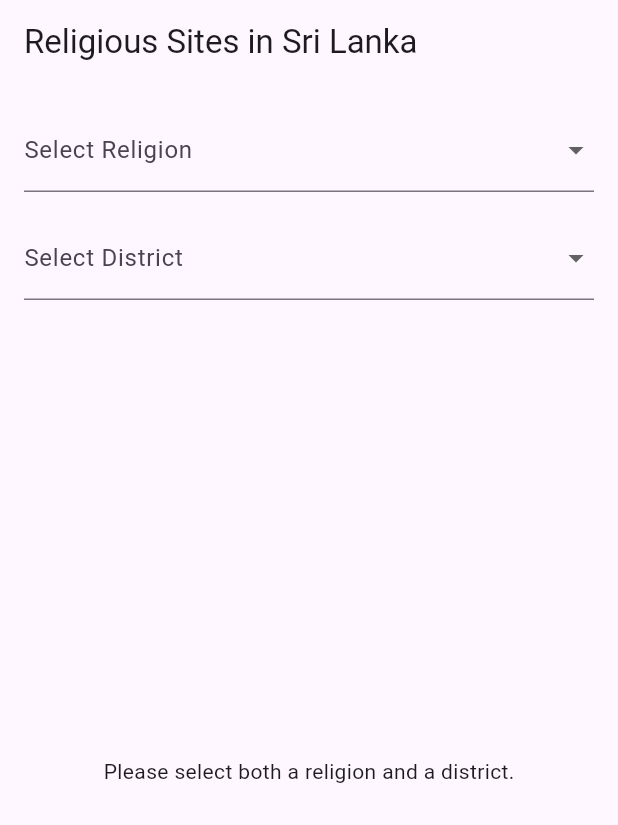
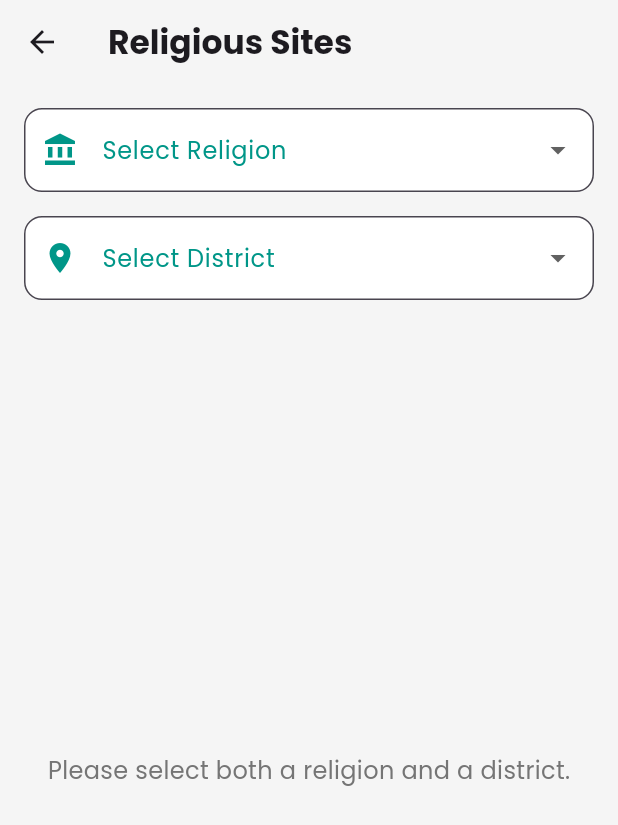
Before and after one commit to DaphneKodithuwakku/sriroute-frontend, a Flutter app: the screen it shows after launch, on a phone screen of 412 x 824 dp. Shown: the top 825 px of the screen. Run offline on Flutter 3.47's test engine with Material 3 defaults, Android fonts, the phone set to English and light mode, and no system bars; our stand-ins replace google_fonts.

Commit message:
Made the UI more visually apealing

```diff
--- a/religious_sites/lib/main.dart
+++ b/religious_sites/lib/main.dart
@@ -1,4 +1,5 @@
 import 'package:flutter/material.dart';
+import 'package:google_fonts/google_fonts.dart';
 
 void main() {
   runApp(MyApp());
@@ -7,7 +8,14 @@ void main() {
 class MyApp extends StatelessWidget {
   @override
   Widget build(BuildContext context) {
-    return MaterialApp(home: ReligiousSitesPage());
+    return MaterialApp(
+      home: ReligiousSitesPage(),
+      theme: ThemeData(
+        primaryColor: Colors.teal,
+        scaffoldBackgroundColor: Colors.grey[100],
+        textTheme: GoogleFonts.poppinsTextTheme(),
+      ),
+    );
   }
 }
 
@@ -37,14 +45,39 @@ class _ReligiousSitesPageState extends State<ReligiousSitesPage> {
   @override
   Widget build(BuildContext context) {
     return Scaffold(
-      appBar: AppBar(title: const Text("Religious Sites in Sri Lanka")),
+      appBar: AppBar(
+        title: Text(
+          "Religious Sites",
+          style: GoogleFonts.poppins(fontWeight: FontWeight.bold),
+        ),
+        backgroundColor: Colors.transparent, // No color behind the title
+        elevation: 0, // Flat look, no shadow
+        leading: IconButton(
+          icon: const Icon(Icons.arrow_back),
+          onPressed: () {
+            Navigator.of(context).pop();
+          },
+        ),
+      ),
       body: Padding(
         padding: const EdgeInsets.all(16.0),
         child: Column(
           children: [
             // Religion Dropdown
             DropdownButtonFormField<String>(
-              decoration: const InputDecoration(labelText: "Select Religion"),
+              decoration: InputDecoration(
+                labelText: "Select Religion",
+                labelStyle: const TextStyle(color: Colors.teal),
+                border: OutlineInputBorder(
+                  borderRadius: BorderRadius.circular(12.0),
+                ),
+                filled: true,
+                fillColor: Colors.white,
+                prefixIcon: const Icon(
+                  Icons.account_balance,
+                  color: Colors.teal,
+                ),
+              ),
               value: selectedReligion,
               items:
                   religions.map((religion) {
@@ -62,7 +95,16 @@ class _ReligiousSitesPageState extends State<ReligiousSitesPage> {
             const SizedBox(height: 16.0),
             // District Dropdown
             DropdownButtonFormField<String>(
-              decoration: const InputDecoration(labelText: "Select District"),
+              decoration: InputDecoration(
+                labelText: "Select District",
+                labelStyle: const TextStyle(color: Colors.teal),
+                border: OutlineInputBorder(
+                  borderRadius: BorderRadius.circular(12.0),
+                ),
+                filled: true,
+                fillColor: Colors.white,
+                prefixIcon: const Icon(Icons.location_on, color: Colors.teal),
+              ),
               value: selectedDistrict,
               items:
                   districts.map((district) {
@@ -98,9 +140,24 @@ class ReligiousSitesList extends StatelessWidget {
 
   const ReligiousSitesList({this.religion, this.district});
 
+  // Religion-specific icons
+  IconData _getReligionIcon(String religion) {
+    switch (religion) {
+      case "Buddhism":
+        return Icons.temple_buddhist;
+      case "Christianity":
+        return Icons.church;
+      case "Hinduism":
+        return Icons.temple_hindu;
+      case "Islam":
+        return Icons.mosque;
+      default:
+        return Icons.place;
+    }
+  }
+
   @override
   Widget build(BuildContext context) {
-    // Filter sites based on selected religion and district
     final filteredSites =
         religiousSites.where((site) {
           final matchesReligion = religion == null || site.religion == religion;
@@ -109,14 +166,20 @@ class ReligiousSitesList extends StatelessWidget {
         }).toList();
 
     if (religion == null || district == null) {
-      return const Center(
-        child: Text("Please select both a religion and a district."),
+      return Center(
+        child: Text(
+          "Please select both a religion and a district.",
+          style: GoogleFonts.poppins(color: Colors.grey[600], fontSize: 16),
+        ),
       );
     }
 
     if (filteredSites.isEmpty) {
-      return const Center(
-        child: Text("No sites found for the selected criteria."),
+      return Center(
+        child: Text(
+          "No sites found for the selected criteria.",
+          style: GoogleFonts.poppins(color: Colors.grey[600], fontSize: 16),
+        ),
       );
     }
 
@@ -124,9 +187,40 @@ class ReligiousSitesList extends StatelessWidget {
       itemCount: filteredSites.length,
       itemBuilder: (context, index) {
         final site = filteredSites[index];
-        return ListTile(
-          title: Text(site.name),
-          subtitle: Text("${site.religion} - ${site.district}"),
+        return FadeTransition(
+          opacity: CurvedAnimation(
+            parent: ModalRoute.of(context)!.animation!,
+            curve: Curves.easeIn,
+          ),
+          child: Card(
+            elevation: 4.0,
+            margin: const EdgeInsets.symmetric(vertical: 8.0),
+            shape: RoundedRectangleBorder(
+              borderRadius: BorderRadius.circular(12.0),
+            ),
+            child: ListTile(
+              leading: CircleAvatar(
+                backgroundColor: Colors.teal.withOpacity(0.1),
+                child: Icon(
+                  _getReligionIcon(site.religion),
+                  color: Colors.teal,
+                ),
+              ),
+              title: Text(
+                site.name,
+                style: GoogleFonts.poppins(fontWeight: FontWeight.bold),
+              ),
+              subtitle: Text(
+                "${site.religion} - ${site.district}",
+                style: GoogleFonts.poppins(color: Colors.grey[600]),
+              ),
+              trailing: const Icon(
+                Icons.arrow_forward_ios,
+                size: 16,
+                color: Colors.teal,
+              ),
+            ),
+          ),
         );
       },
     );
```
Also changed, not shown: religious_sites/pubspec.lock.
